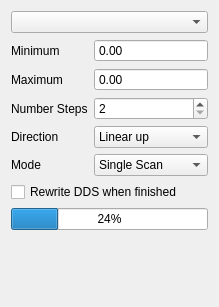
Old version of the form ui/ScanParameters.ui in the repository MonroeQuantumNetworks/IonControl.
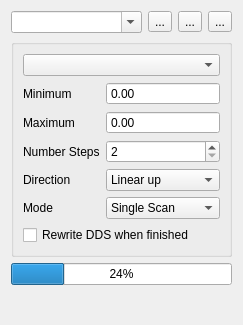
New version of the form. Icons and pictures are not drawn. Custom widgets are drawn as their Qt base class.

Commit message: Add history feature to ScanParameters

Patch:
```diff
--- a/ui/ScanParameters.ui
+++ b/ui/ScanParameters.ui
@@ -6,69 +6,77 @@
    <rect>
     <x>0</x>
     <y>0</y>
-    <width>175</width>
-    <height>307</height>
+    <width>238</width>
+    <height>325</height>
    </rect>
   </property>
   <property name="windowTitle">
    <string>Form</string>
   </property>
+  <layout class="QVBoxLayout" name="verticalLayout_2">
+   <item>
+    <layout class="QHBoxLayout" name="horizontalLayout">
+     <item>
+      <widget class="QComboBox" name="comboBox">
+       <property name="editable">
+        <bool>true</bool>
+       </property>
+      </widget>
+     </item>
+     <item>
+      <widget class="QToolButton" name="saveButton">
+       <property name="text">
+        <string>...</string>
+       </property>
+       <property name="icon">
+        <iconset resource="Experiment.qrc">
+         <normaloff>:/kde/icons/filesave.png</normaloff>:/kde/icons/filesave.png</iconset>
+       </property>
+      </widget>
+     </item>
+     <item>
+      <widget class="QToolButton" name="undoButton">
+       <property name="text">
+        <string>...</string>
+       </property>
+       <property name="icon">
+        <iconset resource="Experiment.qrc">
+         <normaloff>:/openicon/icons/edit-undo-8.png</normaloff>:/openicon/icons/edit-undo-8.png</iconset>
+       </property>
+      </widget>
+     </item>
+     <item>
+      <widget class="QToolButton" name="redoButton">
+       <property name="text">
+        <string>...</string>
+       </property>
+       <property name="icon">
+        <iconset resource="Experiment.qrc">
+         <normaloff>:/openicon/icons/edit-redo-8.png</normaloff>:/openicon/icons/edit-redo-8.png</iconset>
+       </property>
+      </widget>
+     </item>
+    </layout>
+   </item>
+   <item>
+    <widget class="QGroupBox" name="groupBox">
+     <property name="title">
+      <string/>
+     </property>
+     <layout class="QVBoxLayout" name="verticalLayout">
+      <item>
+       <widget class="QComboBox" name="comboBoxParameter"/>
+      </item>
+      <item>
   <layout class="QGridLayout" name="gridLayout">
-   <item row="6" column="0" colspan="2">
-    <widget class="QCheckBox" name="rewriteDDSCheckBox">
-     <property name="text">
-      <string>Rewrite DDS when finished</string>
-     </property>
-    </widget>
-   </item>
-   <item row="1" column="0">
+        <item row="0" column="0">
     <widget class="QLabel" name="label">
      <property name="text">
       <string>Minimum</string>
      </property>
     </widget>
    </item>
-   <item row="8" column="1">
-    <spacer name="verticalSpacer">
-     <property name="orientation">
-      <enum>Qt::Vertical</enum>
-     </property>
-     <property name="sizeHint" stdset="0">
-      <size>
-       <width>20</width>
-       <height>2</height>
-      </size>
-     </property>
-    </spacer>
-   </item>
-   <item row="3" column="0">
-    <widget class="QLabel" name="label_3">
-     <property name="text">
-      <string>Number Steps</string>
-     </property>
-    </widget>
-   </item>
-   <item row="3" column="1">
-    <widget class="QSpinBox" name="stepsBox">
-     <property name="minimum">
-      <number>2</number>
-     </property>
-     <property name="maximum">
-      <number>10000</number>
-     </property>
-    </widget>
-   </item>
-   <item row="0" column="0" colspan="2">
-    <widget class="QComboBox" name="comboBoxParameter"/>
-   </item>
-   <item row="2" column="1">
-    <widget class="MagnitudeSpinBox" name="maximumBox">
-     <property name="buttonSymbols">
-      <enum>QAbstractSpinBox::NoButtons</enum>
-     </property>
-    </widget>
-   </item>
-   <item row="1" column="1">
+        <item row="0" column="1">
     <widget class="MagnitudeSpinBox" name="minimumBox">
      <property name="sizePolicy">
       <sizepolicy hsizetype="Minimum" vsizetype="Fixed">
@@ -84,28 +92,71 @@
      </property>
     </widget>
    </item>
-   <item row="2" column="0">
+        <item row="1" column="0">
     <widget class="QLabel" name="label_2">
      <property name="text">
       <string>Maximum</string>
      </property>
     </widget>
    </item>
-   <item row="7" column="0" colspan="2">
-    <widget class="QProgressBar" name="progressBar">
-     <property name="value">
-      <number>24</number>
+        <item row="1" column="1">
+         <widget class="MagnitudeSpinBox" name="maximumBox">
+          <property name="buttonSymbols">
+           <enum>QAbstractSpinBox::NoButtons</enum>
      </property>
     </widget>
    </item>
-   <item row="5" column="0">
+        <item row="2" column="0">
+         <widget class="QLabel" name="label_3">
+          <property name="text">
+           <string>Number Steps</string>
+          </property>
+         </widget>
+        </item>
+        <item row="2" column="1">
+         <widget class="QSpinBox" name="stepsBox">
+          <property name="minimum">
+           <number>2</number>
+          </property>
+          <property name="maximum">
+           <number>10000</number>
+          </property>
+         </widget>
+        </item>
+        <item row="3" column="0">
+         <widget class="QLabel" name="label_5">
+          <property name="text">
+           <string>Direction</string>
+          </property>
+         </widget>
+        </item>
+        <item row="3" column="1">
+         <widget class="QComboBox" name="scanTypeCombo">
+          <item>
+           <property name="text">
+            <string>Linear up</string>
+           </property>
+          </item>
+          <item>
+           <property name="text">
+            <string>Linear down</string>
+           </property>
+          </item>
+          <item>
+           <property name="text">
+            <string>Randomized</string>
+           </property>
+          </item>
+         </widget>
+        </item>
+        <item row="4" column="0">
     <widget class="QLabel" name="label_4">
      <property name="text">
       <string>Mode</string>
      </property>
     </widget>
    </item>
-   <item row="5" column="1">
+        <item row="4" column="1">
     <widget class="QComboBox" name="scanModeComboBox">
      <item>
       <property name="text">
@@ -124,31 +175,37 @@
      </item>
     </widget>
    </item>
-   <item row="4" column="1">
-    <widget class="QComboBox" name="scanTypeCombo">
-     <item>
-      <property name="text">
-       <string>Linear up</string>
-      </property>
+       </layout>
      </item>
      <item>
+       <widget class="QCheckBox" name="rewriteDDSCheckBox">
       <property name="text">
-       <string>Linear down</string>
-      </property>
-     </item>
+         <string>Rewrite DDS when finished</string>
+        </property>
+       </widget>
+      </item>
+     </layout>
+    </widget>
+   </item>
      <item>
-      <property name="text">
-       <string>Randomized</string>
-      </property>
-     </item>
+    <widget class="QProgressBar" name="progressBar">
+     <property name="value">
+      <number>24</number>
+     </property>
     </widget>
    </item>
-   <item row="4" column="0">
-    <widget class="QLabel" name="label_5">
-     <property name="text">
-      <string>Direction</string>
+   <item>
+    <spacer name="verticalSpacer">
+     <property name="orientation">
+      <enum>Qt::Vertical</enum>
      </property>
-    </widget>
+     <property name="sizeHint" stdset="0">
+      <size>
+       <width>20</width>
+       <height>2</height>
+      </size>
+     </property>
+    </spacer>
    </item>
   </layout>
  </widget>
```
Left out of the diff: 4 changed lines with no effect on the pictures. Lines whose indentation alone changed are shown as unchanged. The commit also changes 7 other files.
